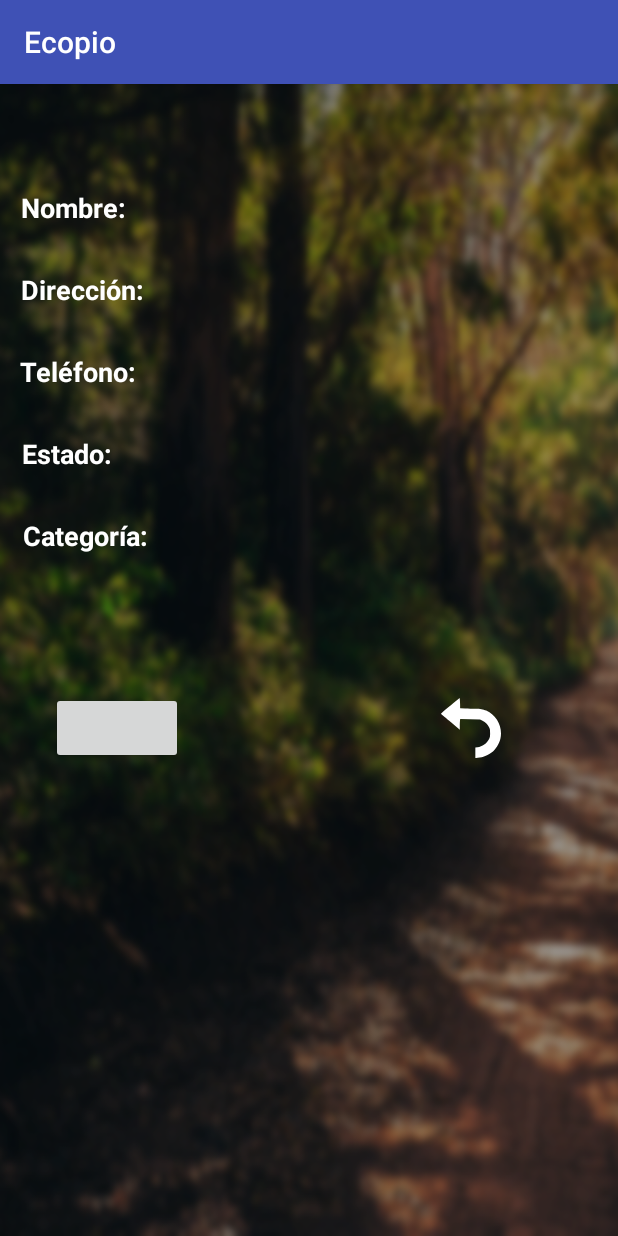
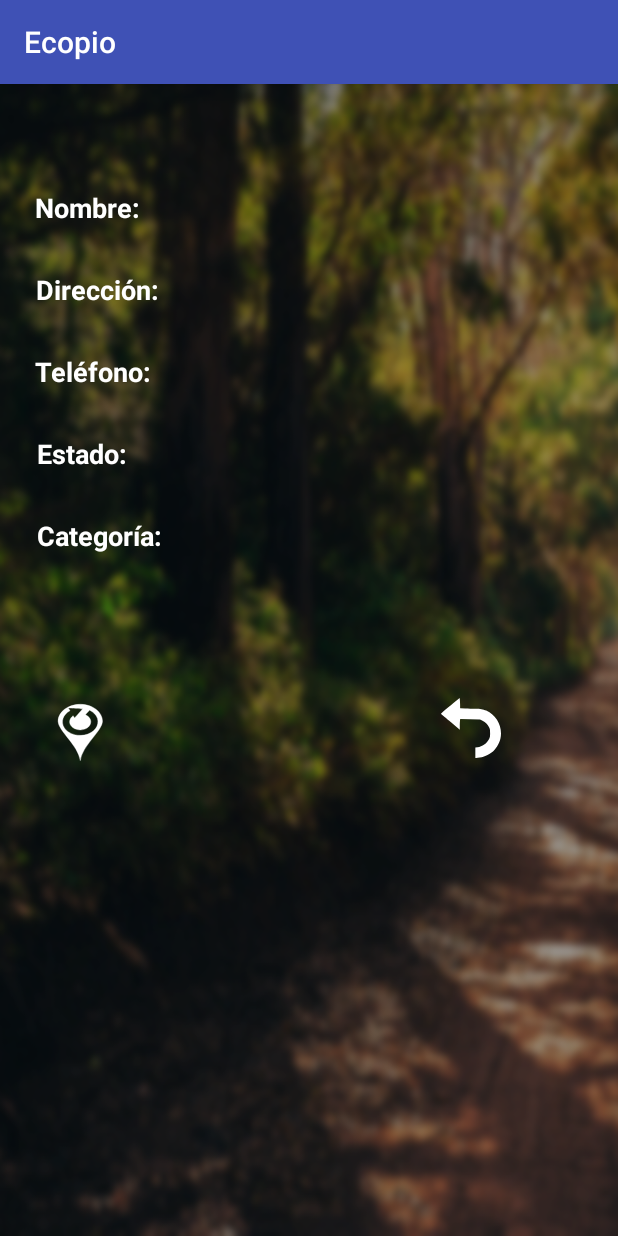
Before and after one commit to vuraul94/ProyectoFinalAndroid, an Android app: the DetalleCentrosActivity screen opened directly, with no data from a screen before it, on a phone screen of 412 x 824 dp. Run offline under Robolectric (Android 15) with nearby library versions, the phone set to English and light mode, and no system bars.

Commit message:
agregado el icono del mapa

```diff
--- a/app/src/main/res/layout/activity_detalle_centros.xml
+++ b/app/src/main/res/layout/activity_detalle_centros.xml
@@ -10,8 +10,8 @@
     <LinearLayout
         android:layout_width="368dp"
         android:layout_height="495dp"
-        android:layout_marginTop="20dp"
         android:orientation="vertical"
+        android:paddingLeft="10dp"
         tools:layout_editor_absoluteX="8dp"
         tools:layout_editor_absoluteY="8dp">
 
@@ -169,13 +169,13 @@
 
                 <Button
                     android:id="@+id/button6"
-                    android:layout_width="wrap_content"
-                    android:layout_height="wrap_content"
-                    android:layout_alignBaseline="@+id/btnAtras"
-                    android:layout_alignBottom="@+id/btnAtras"
+                    android:layout_width="55dp"
+                    android:layout_height="60dp"
                     android:layout_alignParentStart="true"
-                    android:layout_marginStart="34dp"
-                    android:layout_weight="1" />
+                    android:layout_alignTop="@+id/btnAtras"
+                    android:layout_marginStart="15dp"
+                    android:layout_weight="1"
+                    android:background="@drawable/ic_map" />
             </RelativeLayout>
 
         </LinearLayout>
```
Also changed, not shown: app/src/main/res/drawable/ic_map.xml (+9 -24 lines).
